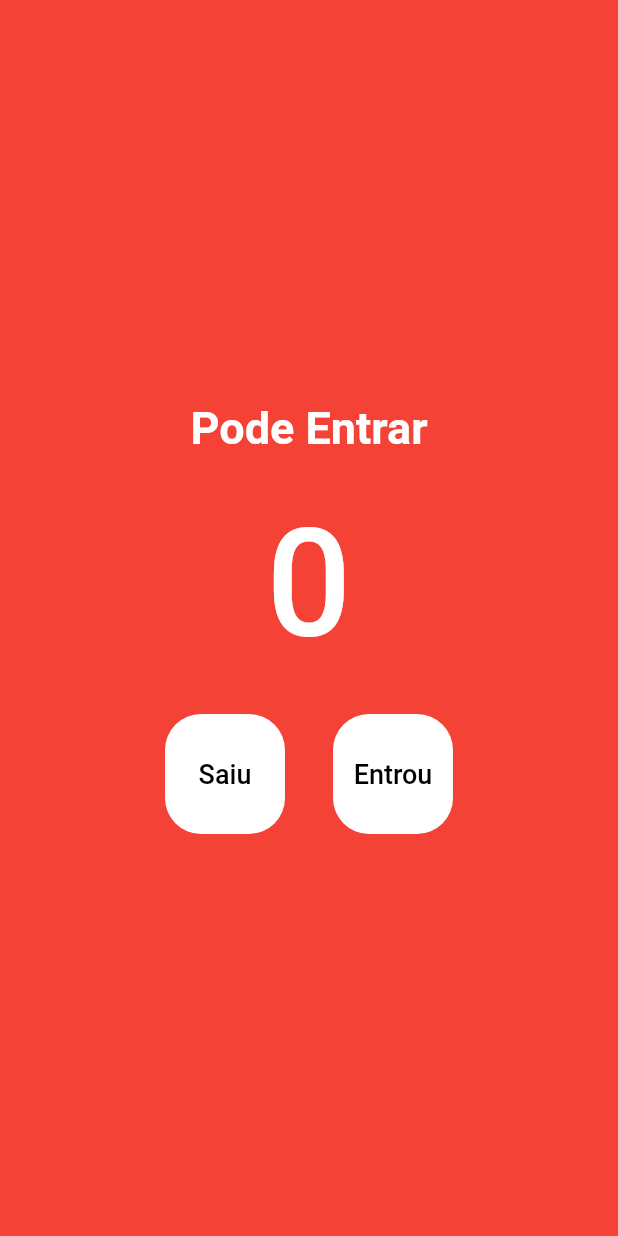
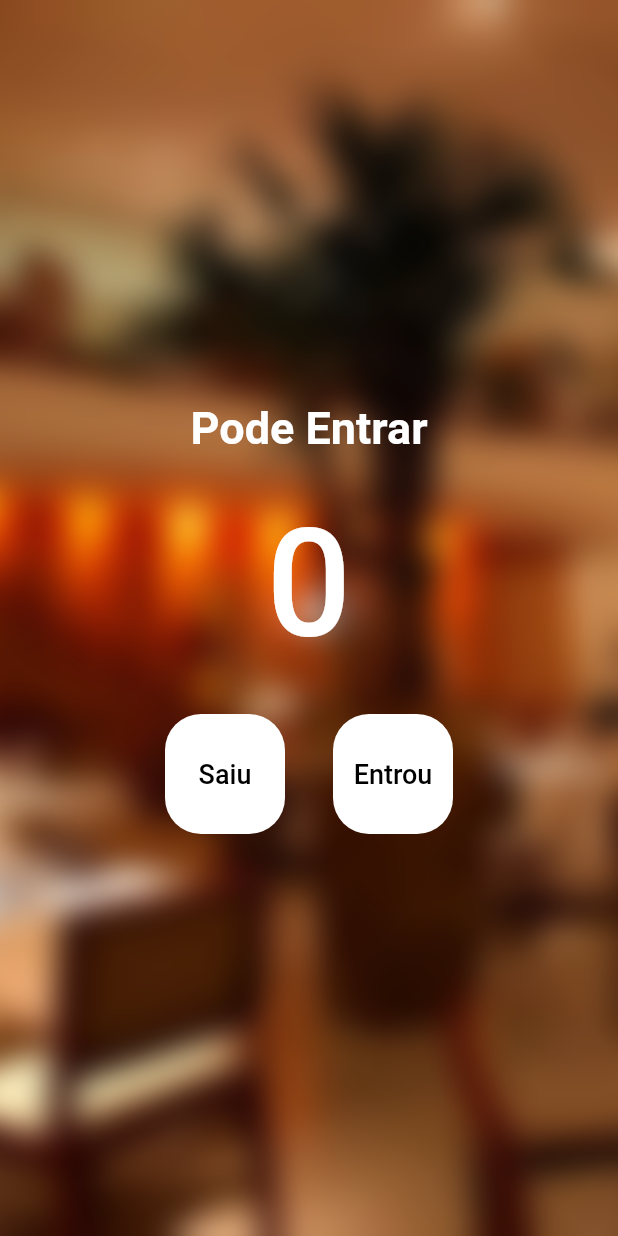
Before and after one commit to vitteixe/contador_de_pessoas, a Flutter app: the screen it shows after launch, on a phone screen of 412 x 824 dp. Run offline on Flutter 3.47's test engine with Material 2 defaults, Android fonts, the phone set to English and light mode, and no system bars.

Commit message:
Adicionando imagem de fundo.

```diff
--- a/lib/main.dart
+++ b/lib/main.dart
@@ -36,8 +36,16 @@ class _MyAppState extends State<MyApp> {
         debugShowCheckedModeBanner: false,
         home: Scaffold(
           backgroundColor: Colors.red, //Cor do fundo da Tela
-          body: Column(
-            mainAxisAlignment: MainAxisAlignment.center, //Centralizando widgets
+          body: Container(
+            decoration: const BoxDecoration(
+              image: DecorationImage(
+                image: AssetImage("assets/images/fundo.png"), //acessando image
+                fit: BoxFit.cover,
+              ),
+            ),
+            child: Column(
+              mainAxisAlignment: MainAxisAlignment.center,
+              //Centralizando widgets
               children: [
                 const Text(
                   "Pode Entrar",
@@ -64,9 +72,12 @@ class _MyAppState extends State<MyApp> {
                     TextButton(
                       style: TextButton.styleFrom(
                         // estilo do botão
-                      backgroundColor: Colors.white, //cor do fundo botão
-                      fixedSize: const Size(80, 80), // espaçamento fundo buttn
-                      primary: Colors.black54, //cor ao pressionar
+                        backgroundColor: Colors.white,
+                        //cor do fundo botão
+                        fixedSize: const Size(80, 80),
+                        // espaçamento fundo buttn
+                        primary: Colors.black54,
+                        //cor ao pressionar
                         shape: RoundedRectangleBorder(
                           // arredondando botão
                           borderRadius: BorderRadius.circular(24),
@@ -105,6 +116,7 @@ class _MyAppState extends State<MyApp> {
                 ),
               ],
             ),
+          ),
         ));
   }
 }
--- a/pubspec.yaml
+++ b/pubspec.yaml
@@ -62,6 +62,8 @@ flutter:
   #   - images/a_dot_burr.jpeg
   #   - images/a_dot_ham.jpeg
 
+  assets:
+    - assets/images/fundo.png
   # An image asset can refer to one or more resolution-specific "variants", see
   # https://flutter.dev/assets-and-images/#resolution-aware.
 
```
Also changed, not shown: assets/images/fundo.png (added). Lines whose indentation alone changed are shown as unchanged.
